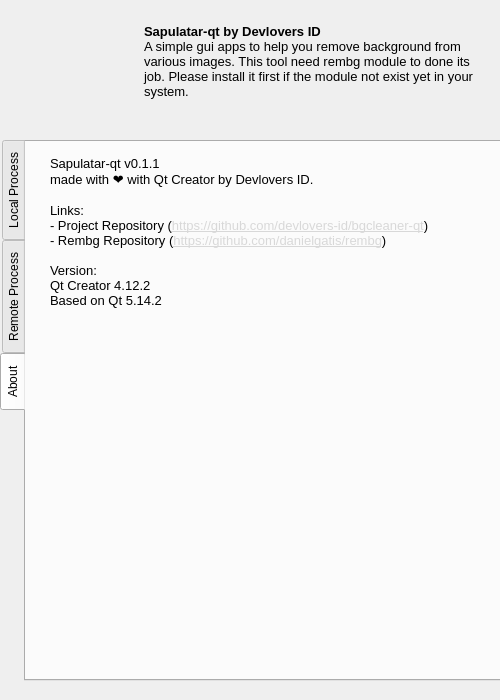
This is form.ui in devlovers-id/sapulatar-qt as Qt 5 draws it before an edit. The edited form follows.
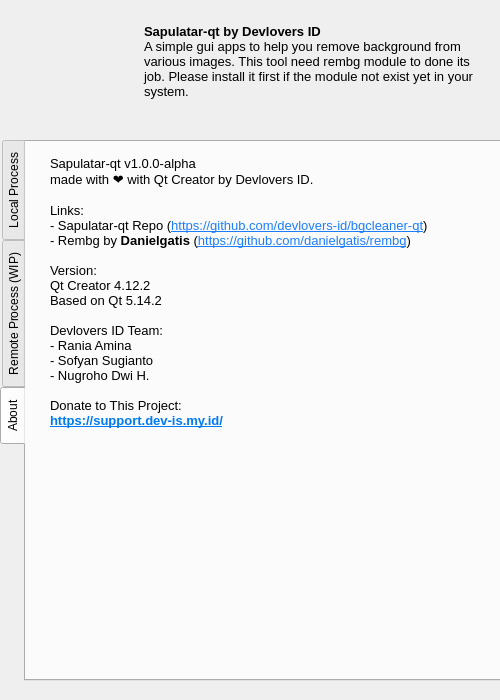
This is the edited form. The open tabs and pages were chosen to show the change. Icons and pictures are not drawn.

Commit message: Polish some part of UI

The edit to the form file:
```diff
--- a/form.ui
+++ b/form.ui
@@ -442,7 +442,7 @@
     </widget>
     <widget class="QWidget" name="tabRemote">
      <attribute name="title">
-      <string>Remote Process</string>
+      <string>Remote Process (WIP)</string>
      </attribute>
      <widget class="QGroupBox" name="groupBox_2">
       <property name="geometry">
@@ -624,16 +624,24 @@
 &lt;html&gt;&lt;head&gt;&lt;meta name=&quot;qrichtext&quot; content=&quot;1&quot; /&gt;&lt;style type=&quot;text/css&quot;&gt;
 p, li { white-space: pre-wrap; }
 &lt;/style&gt;&lt;/head&gt;&lt;body style=&quot; font-family:'DejaVu Sans'; font-size:10pt; font-weight:400; font-style:normal;&quot;&gt;
-&lt;p style=&quot; margin-top:0px; margin-bottom:0px; margin-left:0px; margin-right:0px; -qt-block-indent:0; text-indent:0px;&quot;&gt;Sapulatar-qt v0.1.1 &lt;/p&gt;
+&lt;p style=&quot; margin-top:0px; margin-bottom:0px; margin-left:0px; margin-right:0px; -qt-block-indent:0; text-indent:0px;&quot;&gt;Sapulatar-qt v1.0.0-alpha &lt;/p&gt;
 &lt;p style=&quot; margin-top:0px; margin-bottom:0px; margin-left:0px; margin-right:0px; -qt-block-indent:0; text-indent:0px;&quot;&gt;made with ❤️ with Qt Creator by Devlovers ID.&lt;/p&gt;
 &lt;p style=&quot;-qt-paragraph-type:empty; margin-top:0px; margin-bottom:0px; margin-left:0px; margin-right:0px; -qt-block-indent:0; text-indent:0px;&quot;&gt;&lt;br /&gt;&lt;/p&gt;
 &lt;p style=&quot; margin-top:0px; margin-bottom:0px; margin-left:0px; margin-right:0px; -qt-block-indent:0; text-indent:0px;&quot;&gt;Links:&lt;/p&gt;
-&lt;p style=&quot; margin-top:0px; margin-bottom:0px; margin-left:0px; margin-right:0px; -qt-block-indent:0; text-indent:0px;&quot;&gt;- Project Repository (&lt;a href=&quot;https://github.com/devlovers-id/bgcleaner-qt&quot;&gt;&lt;span style=&quot; text-decoration: underline; color:#d8d8d8;&quot;&gt;https://github.com/devlovers-id/bgcleaner-qt&lt;/span&gt;&lt;/a&gt;)&lt;/p&gt;
-&lt;p style=&quot; margin-top:0px; margin-bottom:0px; margin-left:0px; margin-right:0px; -qt-block-indent:0; text-indent:0px;&quot;&gt;- Rembg Repository (&lt;a href=&quot;https://github.com/danielgatis/rembg&quot;&gt;&lt;span style=&quot; text-decoration: underline; color:#d8d8d8;&quot;&gt;https://github.com/danielgatis/rembg&lt;/span&gt;&lt;/a&gt;)&lt;/p&gt;
+&lt;p style=&quot; margin-top:0px; margin-bottom:0px; margin-left:0px; margin-right:0px; -qt-block-indent:0; text-indent:0px;&quot;&gt;- Sapulatar-qt Repo (&lt;a href=&quot;https://github.com/devlovers-id/bgcleaner-qt&quot;&gt;&lt;span style=&quot; text-decoration: underline; color:#1c7eff;&quot;&gt;https://github.com/devlovers-id/bgcleaner-qt&lt;/span&gt;&lt;/a&gt;)&lt;/p&gt;
+&lt;p style=&quot; margin-top:0px; margin-bottom:0px; margin-left:0px; margin-right:0px; -qt-block-indent:0; text-indent:0px;&quot;&gt;- Rembg by &lt;span style=&quot; font-weight:600;&quot;&gt;Danielgatis&lt;/span&gt; (&lt;a href=&quot;https://github.com/danielgatis/rembg&quot;&gt;&lt;span style=&quot; text-decoration: underline; color:#1c7eff;&quot;&gt;https://github.com/danielgatis/rembg&lt;/span&gt;&lt;/a&gt;)&lt;/p&gt;
 &lt;p style=&quot;-qt-paragraph-type:empty; margin-top:0px; margin-bottom:0px; margin-left:0px; margin-right:0px; -qt-block-indent:0; text-indent:0px;&quot;&gt;&lt;br /&gt;&lt;/p&gt;
 &lt;p style=&quot; margin-top:0px; margin-bottom:0px; margin-left:0px; margin-right:0px; -qt-block-indent:0; text-indent:0px;&quot;&gt;Version: &lt;/p&gt;
 &lt;p style=&quot; margin-top:0px; margin-bottom:0px; margin-left:0px; margin-right:0px; -qt-block-indent:0; text-indent:0px;&quot;&gt;Qt Creator 4.12.2&lt;/p&gt;
-&lt;p style=&quot; margin-top:0px; margin-bottom:0px; margin-left:0px; margin-right:0px; -qt-block-indent:0; text-indent:0px;&quot;&gt;Based on Qt 5.14.2&lt;/p&gt;&lt;/body&gt;&lt;/html&gt;</string>
+&lt;p style=&quot; margin-top:0px; margin-bottom:0px; margin-left:0px; margin-right:0px; -qt-block-indent:0; text-indent:0px;&quot;&gt;Based on Qt 5.14.2&lt;/p&gt;
+&lt;p style=&quot;-qt-paragraph-type:empty; margin-top:0px; margin-bottom:0px; margin-left:0px; margin-right:0px; -qt-block-indent:0; text-indent:0px;&quot;&gt;&lt;br /&gt;&lt;/p&gt;
+&lt;p style=&quot; margin-top:0px; margin-bottom:0px; margin-left:0px; margin-right:0px; -qt-block-indent:0; text-indent:0px;&quot;&gt;Devlovers ID Team: &lt;/p&gt;
+&lt;p style=&quot; margin-top:0px; margin-bottom:0px; margin-left:0px; margin-right:0px; -qt-block-indent:0; text-indent:0px;&quot;&gt;- Rania Amina &lt;/p&gt;
+&lt;p style=&quot; margin-top:0px; margin-bottom:0px; margin-left:0px; margin-right:0px; -qt-block-indent:0; text-indent:0px;&quot;&gt;- Sofyan Sugianto &lt;/p&gt;
+&lt;p style=&quot; margin-top:0px; margin-bottom:0px; margin-left:0px; margin-right:0px; -qt-block-indent:0; text-indent:0px;&quot;&gt;- Nugroho Dwi H. &lt;/p&gt;
+&lt;p style=&quot;-qt-paragraph-type:empty; margin-top:0px; margin-bottom:0px; margin-left:0px; margin-right:0px; -qt-block-indent:0; text-indent:0px;&quot;&gt;&lt;br /&gt;&lt;/p&gt;
+&lt;p style=&quot; margin-top:0px; margin-bottom:0px; margin-left:0px; margin-right:0px; -qt-block-indent:0; text-indent:0px;&quot;&gt;Donate to This Project:&lt;/p&gt;
+&lt;p style=&quot; margin-top:0px; margin-bottom:0px; margin-left:0px; margin-right:0px; -qt-block-indent:0; text-indent:0px;&quot;&gt;&lt;a href=&quot;https://support.dev-is.my.id/&quot;&gt;&lt;span style=&quot; font-weight:600; text-decoration: underline; color:#007af4;&quot;&gt;https://support.dev-is.my.id/&lt;/span&gt;&lt;/a&gt;&lt;/p&gt;&lt;/body&gt;&lt;/html&gt;</string>
       </property>
       <property name="overwriteMode">
        <bool>false</bool>
```
Left out of the diff: 18 changed lines with no effect on the pictures. The commit also changes 1 other file.
